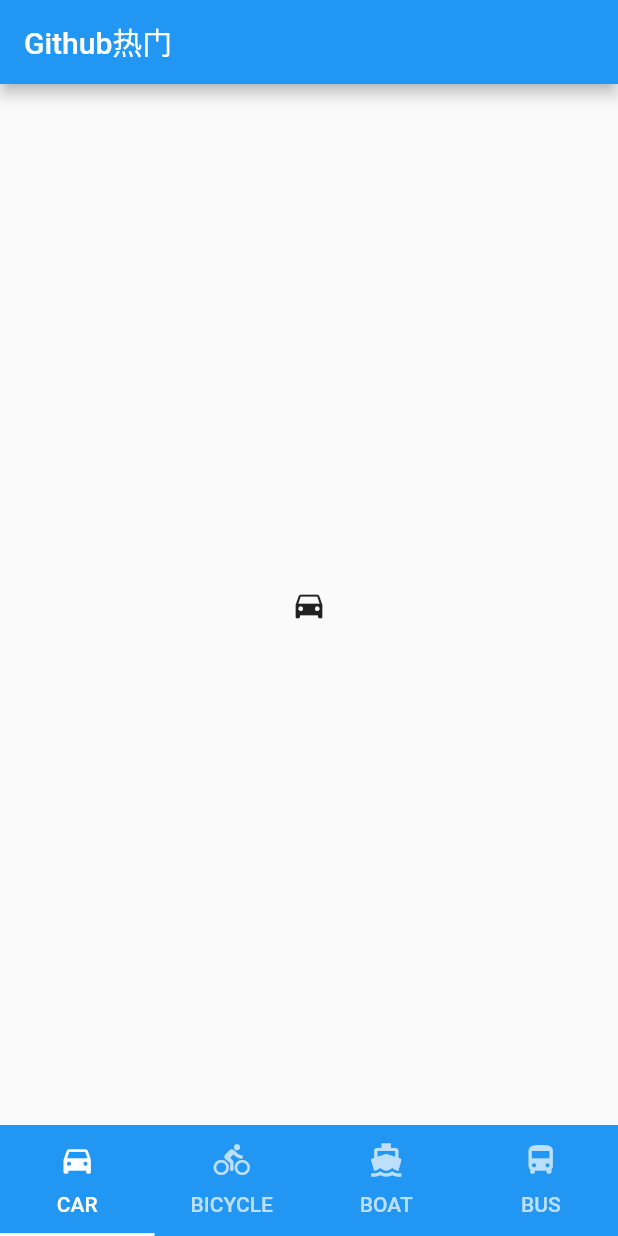
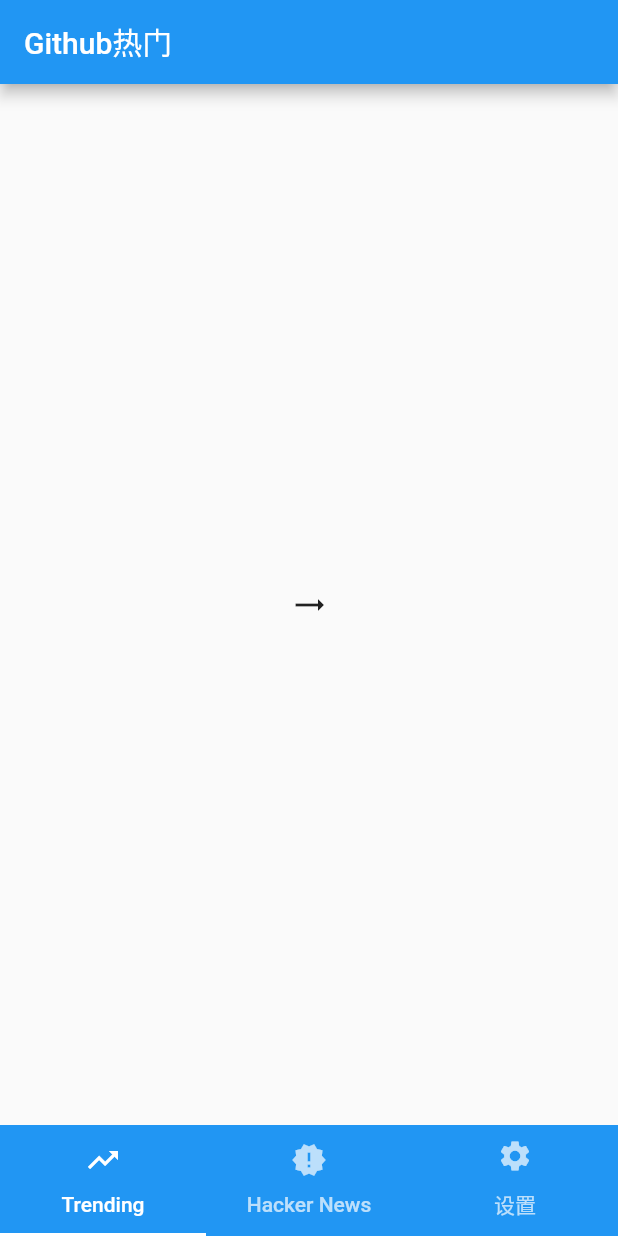
Before and after one commit to shanyutongxue/flutter-trending, a Flutter app: the screen it shows after launch, on a phone screen of 412 x 824 dp. Run offline on Flutter 3.47's test engine with Material 2 defaults, Android fonts, the phone set to English and light mode, and no system bars.

Commit message:
fix: update tabBar icon and title

```diff
--- a/lib/page/HomePage.dart
+++ b/lib/page/HomePage.dart
@@ -31,10 +31,9 @@ class _HomePageState extends State<HomePage>
         body: new TabBarView(
           controller: _tabController,
           children: [
-            new Icon(Icons.directions_car),
-            new Icon(Icons.directions_bike),
-            new Icon(Icons.directions_boat),
-            new Icon(Icons.directions_bus)
+            new Icon(Icons.trending_flat),
+            new Icon(Icons.new_releases),
+            new Icon(Icons.settings),
           ],
         ),
         bottomNavigationBar: new Material(
@@ -58,8 +57,7 @@ class Choice {
 }
 
 const List<Choice> choices = const <Choice>[
-  const Choice(title: 'CAR', icon: Icons.directions_car),
-  const Choice(title: 'BICYCLE', icon: Icons.directions_bike),
-  const Choice(title: 'BOAT', icon: Icons.directions_boat),
-  const Choice(title: 'BUS', icon: Icons.directions_bus),
+  const Choice(title: 'Trending', icon: Icons.trending_up),
+  const Choice(title: 'Hacker News', icon: Icons.new_releases),
+  const Choice(title: '设置', icon: Icons.settings),
 ];
```
